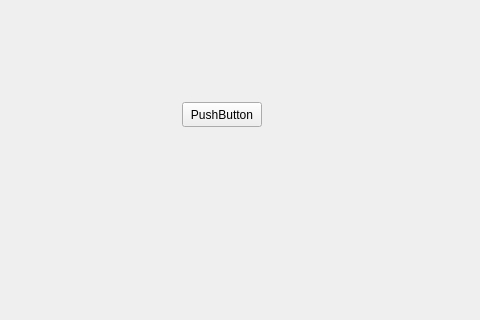
Old version of the form RepoGit/mainwindow.ui in the repository guillaumedalbignac/Projet-Copie-Qt; both pictures show x 138 to 618 and y 108 to 428 of the 800 by 600 pixel window.
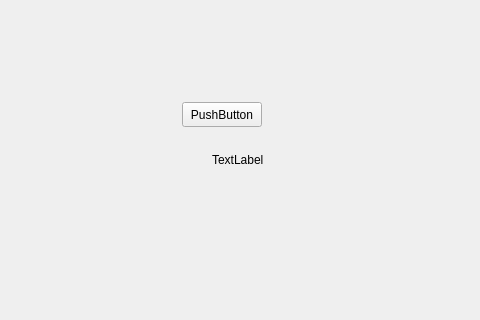
New version of the form.

Commit message: Ajout label + slot

```diff
--- a/RepoGit/mainwindow.ui
+++ b/RepoGit/mainwindow.ui
@@ -27,6 +27,19 @@
      <string>PushButton</string>
     </property>
    </widget>
+   <widget class="QLabel" name="label">
+    <property name="geometry">
+     <rect>
+      <x>350</x>
+      <y>260</y>
+      <width>56</width>
+      <height>16</height>
+     </rect>
+    </property>
+    <property name="text">
+     <string>TextLabel</string>
+    </property>
+   </widget>
   </widget>
   <widget class="QMenuBar" name="menubar">
    <property name="geometry">
```
The commit also changes 2 other files.
